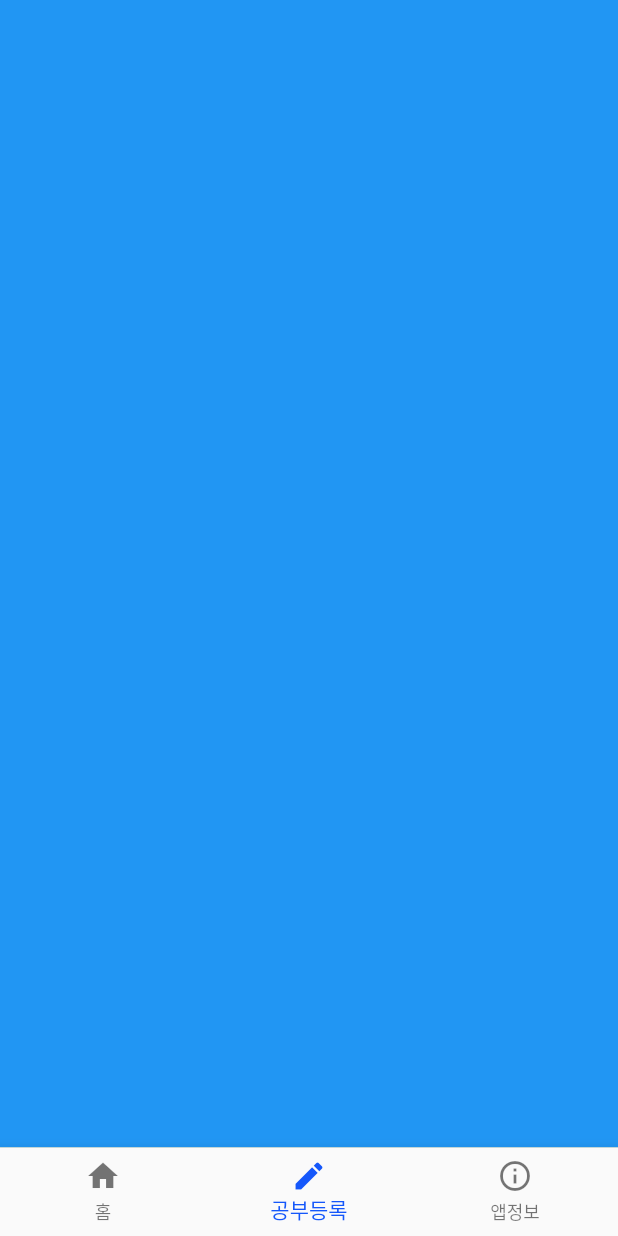
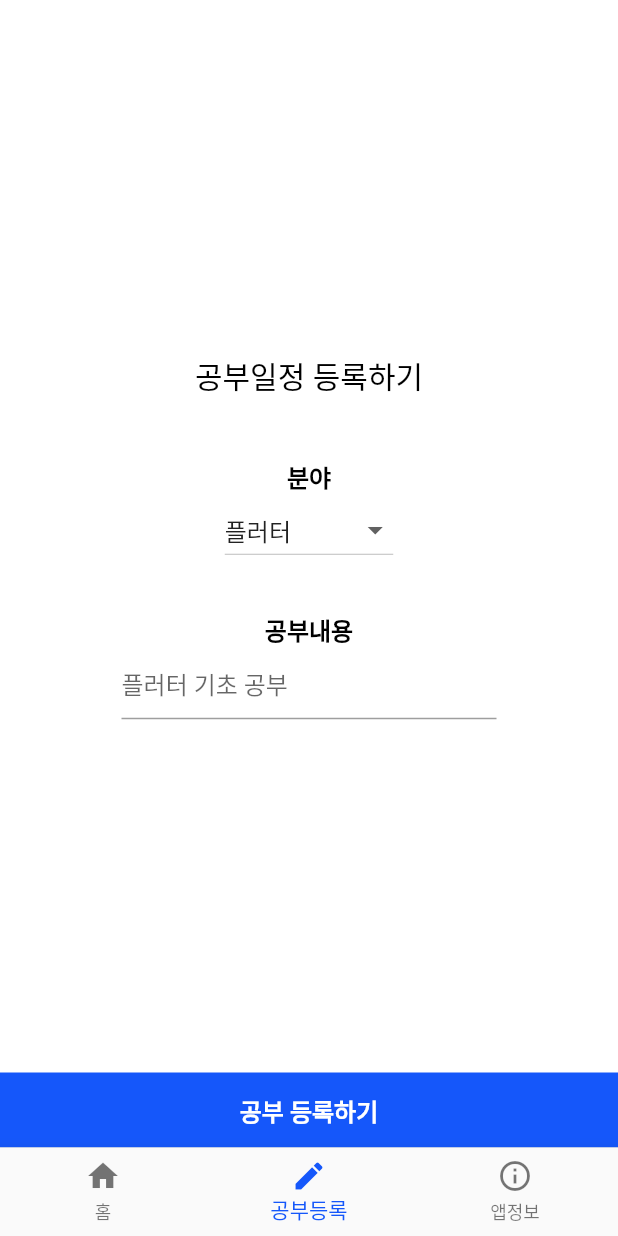
Before and after one commit to jm90hong/flutter_coding_todo, a Flutter app: the screen it shows after launch, item 2 of the bottom bar chosen, on a phone screen of 412 x 824 dp. Run offline on Flutter 3.47's test engine with Material 2 defaults, Android fonts, the phone set to English and light mode, and no system bars; network calls fail; Roboto replaces fonts that are missing (noto, noto_black).

Commit message:
20230131

```diff
--- a/lib/main.dart
+++ b/lib/main.dart
@@ -1,6 +1,8 @@
 import 'package:flutter/material.dart';
 import 'package:flutter_coding_todo/config/config.dart';
+import 'package:provider/provider.dart';
 
+import 'provider/todo_provider.dart';
 import 'screen/home_screen.dart';
 
 void main() {
@@ -13,14 +15,19 @@ class MyApp extends StatelessWidget {
   // This widget is the root of your application.
   @override
   Widget build(BuildContext context) {
-    return MaterialApp(
-      title: 'Flutter Demo',
+    return MultiProvider(
+      providers: [
+        ChangeNotifierProvider(create: (BuildContext context) => TodoProvider())
+      ],
+      child: MaterialApp(
+        title: 'Flutter Demo',
 
-      theme: ThemeData(
-        fontFamily: 'noto',
-        primaryColor: appMainColor,
+        theme: ThemeData(
+          fontFamily: 'noto',
+          primaryColor: appMainColor,
+        ),
+        home: HomeScreen(),
       ),
-      home: HomeScreen(),
     );
   }
 }
--- a/lib/screen/page/add_todo_page.dart
+++ b/lib/screen/page/add_todo_page.dart
@@ -1,19 +1,120 @@
 import 'package:flutter/material.dart';
+import 'package:flutter_coding_todo/config/config.dart';
+import 'package:flutter_coding_todo/provider/todo_provider.dart';
+import 'package:provider/provider.dart';
+
+import '../../vo/todo.dart';
 
 class AddTodoPage extends StatefulWidget {
-  const AddTodoPage({Key? key}) : super(key: key);
+  Function onAdd;
+
+  AddTodoPage({
+    required this.onAdd
+  });
+
 
   @override
   State<AddTodoPage> createState() => _AddTodoPageState();
 }
 
 class _AddTodoPageState extends State<AddTodoPage> {
+
+  final List<String> valueList = ['플러터','스프링','서버구축','데이터베이스'];
+  late String selectedValue;
+
+  final TextStyle ts = TextStyle(color: Colors.black, fontSize: 16,fontWeight: FontWeight.bold);
+  TextEditingController textEditingController = TextEditingController();
+
+  @override
+  void initState() {
+    // TODO: implement initState
+    super.initState();
+    selectedValue=valueList[0];
+  }
+
   @override
   Widget build(BuildContext context) {
     return Container(
       width: double.infinity,
       height: double.infinity,
-      color: Colors.blue,
+      color: Colors.white,
+      child: Column(
+        children: [
+          Expanded(
+            child: Column(
+              mainAxisAlignment: MainAxisAlignment.center,
+              children: [
+                Text('공부일정 등록하기',style: TextStyle(color: Colors.black, fontFamily: 'noto_black',fontSize: 20),),
+                SizedBox(height: 40,),
+                Text('분야',style:ts),
+                DropdownButton(
+                    value:selectedValue,
+                    items: valueList.map((value) => DropdownMenuItem(
+                        value: value,
+                        child: Text(value)
+                    )).toList(),
+                    onChanged: (value){
+
+                      setState((){
+                        selectedValue=value!;
+                      });
+                    }
+                ),
+                SizedBox(height: 30,),
+                Text('공부내용',style: ts,),
+                Container(
+                  width: 250,
+                  child: TextFormField(
+                    controller: textEditingController,
+                    decoration: InputDecoration(
+                      hintText: '플러터 기초 공부'
+                    ),
+                  ),
+                )
+              ],
+            ),
+          ),
+
+          GestureDetector(
+            onTap: () async{
+              print(selectedValue);
+              print(textEditingController.text);
+
+              Todo todo = Todo(
+                type: selectedValue,
+                title: textEditingController.text
+              );
+
+              var result = await Provider.of<TodoProvider>(context,listen: false).add(todo: todo);
+              print(result);
+
+              if(result=='ok'){
+                ScaffoldMessenger.of(context).showSnackBar(const SnackBar(
+                  content: Text("공부일정 등록완료"),
+                ));
+                widget.onAdd();
+              }else{
+                ScaffoldMessenger.of(context).showSnackBar(const SnackBar(
+                  content: Text("등록 실패"),
+                ));
+              }
+
+
+
+            },
+            child: Container(
+              width: double.infinity,
+              height: 50,
+              color: appMainColor,
+              child: Center(
+                child: Text(
+                  '공부 등록하기',style: TextStyle(color: Colors.white,fontSize: 16,fontWeight: FontWeight.bold),
+                ),
+              ),
+            ),
+          )
+        ],
+      ),
     );
   }
 }
--- /dev/null
+++ b/lib/vo/todo.dart
@@ -0,0 +1,30 @@
+
+
+class Todo{
+  int todoIdx=0;
+  String type='';
+  String title='';
+  String completeNy='n';
+  String createdDate='';
+
+
+  Todo({
+    this.todoIdx=0,
+    this.type='',
+    this.title='',
+    this.completeNy='n',
+    this.createdDate='',
+  });
+
+
+  factory Todo.fromJson(Map<String, dynamic> json){
+    return Todo(
+      todoIdx: json['todo_idx'],
+      type: json['type'],
+      title:json['title'],
+      completeNy: json['complete_ny'],
+      createdDate: json['created_date']
+    );
+  }
+
+}
--- a/pubspec.yaml
+++ b/pubspec.yaml
@@ -36,6 +36,9 @@ dependencies:
   # The following adds the Cupertino Icons font to your application.
   # Use with the CupertinoIcons class for iOS style icons.
   cupertino_icons: ^1.0.2
+
+  http: ^0.13.5
+  provider: ^6.0.4
 
 dev_dependencies:
   flutter_test:
```
Also changed, not shown: lib/provider/todo_provider.dart (added, +76 -0 lines), lib/screen/home_screen.dart (+7 -1 lines), lib/screen/page/info_page.dart (+24 -1 lines), lib/screen/page/todo_list_page.dart (+44 -72 lines), pubspec.lock.
